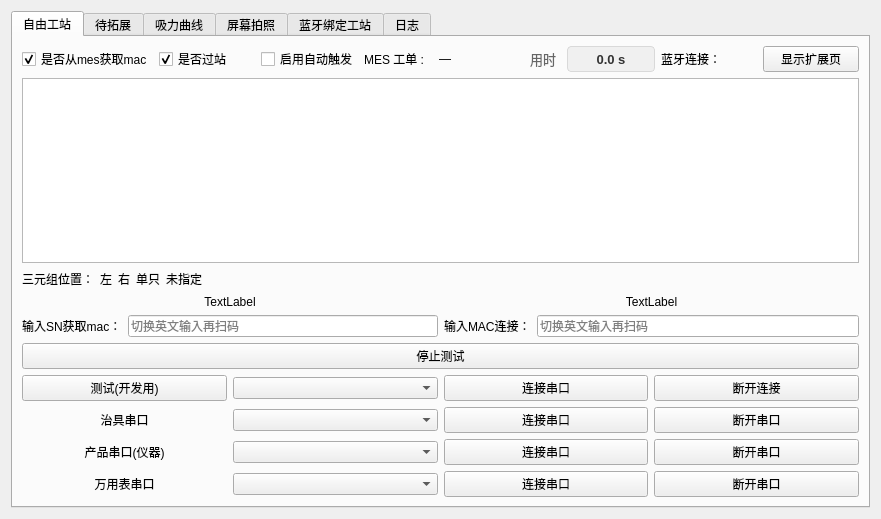
Before: the Qt Designer form work_station/freework/qfreework.ui in yuhuang163/test, drawn with Qt 5.
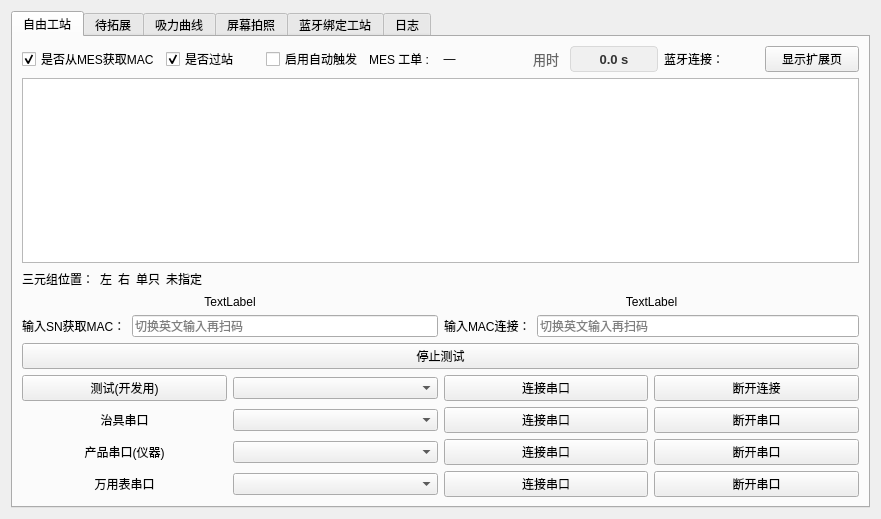
After: the same form once the commit is applied. The open tabs and pages were chosen to show the change.

Patch:
```diff
--- a/work_station/freework/qfreework.ui
+++ b/work_station/freework/qfreework.ui
@@ -41,7 +41,7 @@
             <item>
              <widget class="QCheckBox" name="isformmes">
               <property name="text">
-               <string>是否从mes获取mac</string>
+               <string>是否从MES获取MAC</string>
               </property>
               <property name="checked">
                <bool>true</bool>
@@ -278,7 +278,7 @@
               <item>
                <widget class="QLabel" name="label_5">
                 <property name="text">
-                 <string>输入SN获取mac：</string>
+                 <string>输入SN获取MAC：</string>
                 </property>
                </widget>
               </item>
```
Left out of the diff: 20 changed lines with no effect on the pictures.
